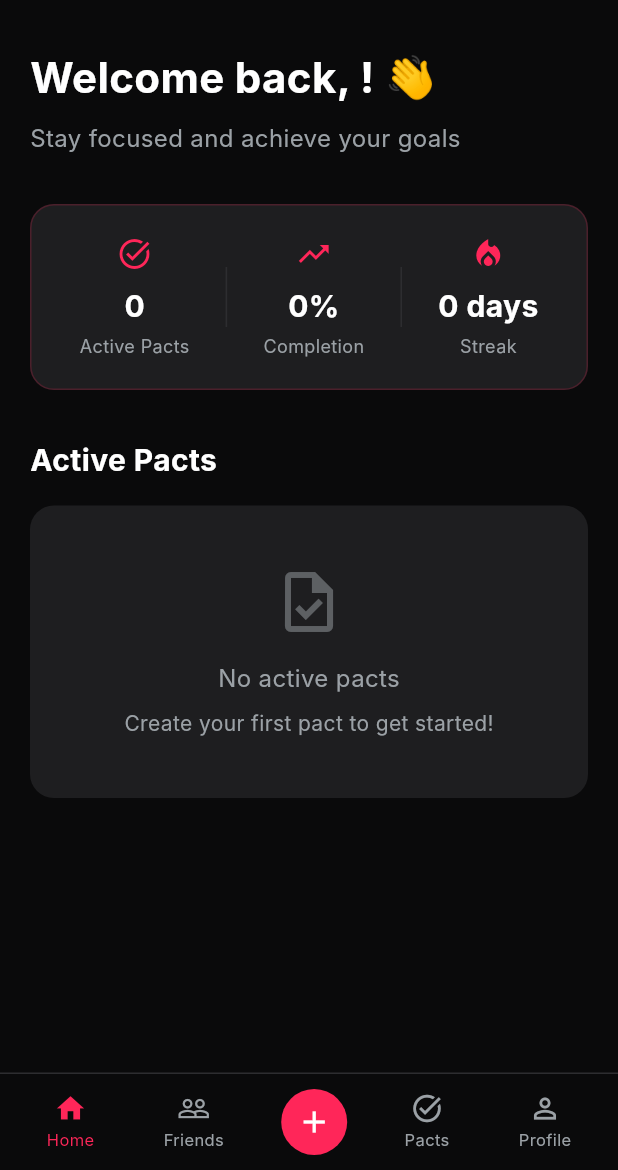
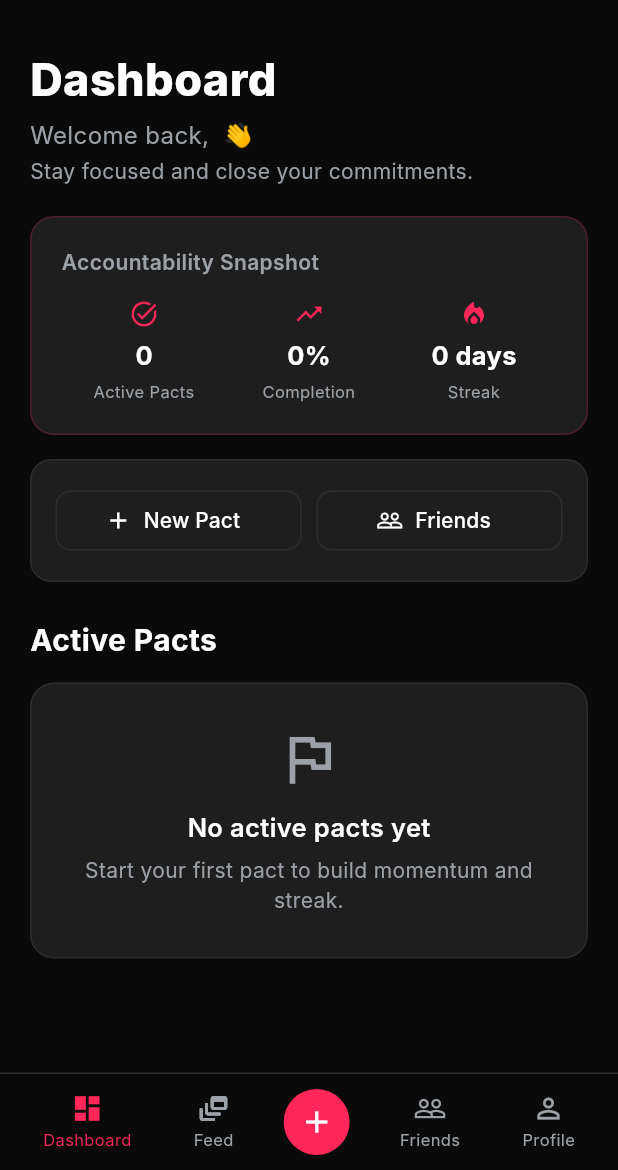
Before and after one commit to kevj-github/focusorelse, a Flutter app: the screen it shows once a user with an empty profile is signed in, on a phone screen of 412 x 824 dp, the part 66-1236 px from its top. Run offline on Flutter 3.47's test engine with Material 3 defaults, Android fonts, the phone set to English and light mode, and no system bars; our stand-ins replace cloud_firestore, firebase_auth, firebase_core, firebase_messaging, firebase_storage, flutter_dotenv and 2 more; accounts and stored records are empty; network calls fail; Roboto replaces fonts that are missing (Inter).

Commit message:
fixing unallignment

```diff
--- a/lib/screens/home/home_screen.dart
+++ b/lib/screens/home/home_screen.dart
@@ -76,7 +76,9 @@ class _HomeScreenState extends State<HomeScreen> {
                   : null,
             ),
             onPressed: () {
-              // TODO: Navigate to profile
+              setState(() {
+                _selectedIndex = 3;
+              });
             },
           ),
           const SizedBox(width: 8),
@@ -86,8 +88,8 @@ class _HomeScreenState extends State<HomeScreen> {
         index: _selectedIndex,
         children: [
           _buildDashboard(authProvider, pactProvider),
+          _buildFeedView(),
           _buildFriendsView(),
-          _buildPactsView(pactProvider),
           _buildProfileView(authProvider),
         ],
       ),
@@ -98,7 +100,7 @@ class _HomeScreenState extends State<HomeScreen> {
             _selectedIndex = index;
           });
         },
-        onCreateTap: () {
+        onPlusTap: () {
           ScaffoldMessenger.of(context).showSnackBar(
             const SnackBar(
               content: Text('Create pact feature coming soon!'),
@@ -120,61 +122,72 @@ class _HomeScreenState extends State<HomeScreen> {
       child: Column(
         crossAxisAlignment: CrossAxisAlignment.start,
         children: [
-          // Welcome message
-          Text(
-            'Welcome back, ${user?.displayName ?? user?.username ?? 'User'}! 👋',
-            style: const TextStyle(
-              fontSize: 28,
-              fontWeight: FontWeight.bold,
+          const Text(
+            'Dashboard',
+            style: TextStyle(
+              fontSize: 30,
+              fontWeight: FontWeight.w800,
               color: Colors.white,
             ),
           ),
-          const SizedBox(height: 8),
+          const SizedBox(height: 4),
+          Text(
+            'Welcome back, ${user?.displayName ?? user?.username ?? 'User'} 👋',
+            style: const TextStyle(
+              fontSize: 16,
+              color: AppColors.textSecondaryDark,
+            ),
+          ),
+          const SizedBox(height: 2),
           const Text(
-            'Stay focused and achieve your goals',
-            style: TextStyle(fontSize: 16, color: Color(0xFF9BA1A6)),
+            'Stay focused and close your commitments.',
+            style: TextStyle(fontSize: 14, color: AppColors.textSecondaryDark),
           ),
-          const SizedBox(height: 32),
+          const SizedBox(height: 20),
 
-          // Stats card
           Container(
             padding: const EdgeInsets.all(20),
             decoration: BoxDecoration(
-              color: const Color(0xFF1E1E20),
+              color: AppColors.darkSurface,
               borderRadius: BorderRadius.circular(16),
               border: Border.all(
-                color: const Color(0xFFFF2659).withValues(alpha: 0.2),
+                color: AppColors.primary.withValues(alpha: 0.2),
               ),
             ),
             child: Column(
+              crossAxisAlignment: CrossAxisAlignment.start,
               children: [
+                const Text(
+                  'Accountability Snapshot',
+                  style: TextStyle(
+                    fontSize: 14,
+                    fontWeight: FontWeight.w600,
+                    color: AppColors.textSecondaryDark,
+                  ),
+                ),
+                const SizedBox(height: 14),
                 Row(
-                  mainAxisAlignment: MainAxisAlignment.spaceAround,
                   children: [
-                    _buildStatItem(
+                    Expanded(
+                      child: _buildStatItem(
                         'Active Pacts',
                         activePacts.length.toString(),
                         Icons.task_alt,
                       ),
-                    Container(
-                      width: 1,
-                      height: 40,
-                      color: const Color(0xFF2D2D30),
                     ),
-                    _buildStatItem(
+                    Expanded(
+                      child: _buildStatItem(
                         'Completion',
                         '${(user?.stats.completionRate ?? 0).toStringAsFixed(0)}%',
                         Icons.trending_up,
                       ),
-                    Container(
-                      width: 1,
-                      height: 40,
-                      color: const Color(0xFF2D2D30),
                     ),
-                    _buildStatItem(
+                    Expanded(
+                      child: _buildStatItem(
                         'Streak',
                         '${user?.stats.currentStreak ?? 0} days',
                         Icons.local_fire_department,
+                      ),
                     ),
                   ],
                 ),
@@ -182,9 +195,63 @@ class _HomeScreenState extends State<HomeScreen> {
             ),
           ),
 
-          const SizedBox(height: 32),
+          const SizedBox(height: 16),
 
-          // Active pacts section
+          Container(
+            padding: const EdgeInsets.all(16),
+            decoration: BoxDecoration(
+              color: AppColors.darkSurface,
+              borderRadius: BorderRadius.circular(14),
+              border: Border.all(color: AppColors.darkBorder),
+            ),
+            child: Row(
+              children: [
+                Expanded(
+                  child: OutlinedButton.icon(
+                    onPressed: () {
+                      ScaffoldMessenger.of(context).showSnackBar(
+                        const SnackBar(
+                          content: Text('Create pact flow coming soon.'),
+                          backgroundColor: AppColors.primary,
+                        ),
+                      );
+                    },
+                    style: OutlinedButton.styleFrom(
+                      foregroundColor: Colors.white,
+                      side: const BorderSide(color: AppColors.darkBorder),
+                      shape: RoundedRectangleBorder(
+                        borderRadius: BorderRadius.circular(10),
+                      ),
+                    ),
+                    icon: const Icon(Icons.add),
+                    label: const Text('New Pact'),
+                  ),
+                ),
+                const SizedBox(width: 10),
+                Expanded(
+                  child: OutlinedButton.icon(
+                    onPressed: () {
+                      setState(() {
+                        _selectedIndex = 2;
+                      });
+                    },
+                    style: OutlinedButton.styleFrom(
+                      foregroundColor: Colors.white,
+                      side: const BorderSide(color: AppColors.darkBorder),
+                      shape: RoundedRectangleBorder(
+                        borderRadius: BorderRadius.circular(10),
+                      ),
+                    ),
+                    icon: const Icon(Icons.people_outline),
+                    label: const Text('Friends'),
+                  ),
+                ),
+              ],
+            ),
+          ),
+
+          const SizedBox(height: 24),
+
           Row(
             mainAxisAlignment: MainAxisAlignment.spaceBetween,
             children: [
@@ -200,42 +267,51 @@ class _HomeScreenState extends State<HomeScreen> {
                 TextButton(
                   onPressed: () {
                     setState(() {
-                      _selectedIndex = 2;
+                      _selectedIndex = 1;
                     });
                   },
                   child: const Text(
-                    'View All',
-                    style: TextStyle(color: Color(0xFFFF2659)),
+                    'Go to Feed',
+                    style: TextStyle(color: AppColors.primary),
                   ),
                 ),
             ],
           ),
-          const SizedBox(height: 16),
+          const SizedBox(height: 14),
 
           if (activePacts.isEmpty)
             Container(
-              padding: const EdgeInsets.all(40),
+              padding: const EdgeInsets.all(28),
               decoration: BoxDecoration(
-                color: const Color(0xFF1E1E20),
+                color: AppColors.darkSurface,
                 borderRadius: BorderRadius.circular(16),
+                border: Border.all(color: AppColors.darkBorder),
               ),
-              child: Center(
+              child: const Center(
                 child: Column(
                   children: [
                     Icon(
-                      Icons.task_outlined,
-                      size: 48,
-                      color: const Color(0xFF9BA1A6).withValues(alpha: 0.5),
+                      Icons.flag_outlined,
+                      size: 44,
+                      color: AppColors.textSecondaryDark,
                     ),
-                    const SizedBox(height: 16),
-                    const Text(
-                      'No active pacts',
-                      style: TextStyle(fontSize: 16, color: Color(0xFF9BA1A6)),
+                    SizedBox(height: 12),
+                    Text(
+                      'No active pacts yet',
+                      style: TextStyle(
+                        fontSize: 17,
+                        fontWeight: FontWeight.w600,
+                        color: Colors.white,
                       ),
-                    const SizedBox(height: 8),
-                    const Text(
-                      'Create your first pact to get started!',
-                      style: TextStyle(fontSize: 14, color: Color(0xFF9BA1A6)),
+                    ),
+                    SizedBox(height: 6),
+                    Text(
+                      'Start your first pact to build momentum and streak.',
+                      textAlign: TextAlign.center,
+                      style: TextStyle(
+                        fontSize: 14,
+                        color: AppColors.textSecondaryDark,
+                      ),
                     ),
                   ],
                 ),
@@ -245,8 +321,12 @@ class _HomeScreenState extends State<HomeScreen> {
             ...activePacts.take(3).map((pact) => _buildPactCard(pact)),
 
           if (pactsToVerify.isNotEmpty) ...[
-            const SizedBox(height: 32),
-            const Text(
+            const SizedBox(height: 26),
+            const Row(
+              children: [
+                Icon(Icons.verified_outlined, color: AppColors.primary),
+                SizedBox(width: 8),
+                Text(
                   'Pending Verifications',
                   style: TextStyle(
                     fontSize: 20,
@@ -254,7 +334,9 @@ class _HomeScreenState extends State<HomeScreen> {
                     color: Colors.white,
                   ),
                 ),
-            const SizedBox(height: 16),
+              ],
+            ),
+            const SizedBox(height: 14),
             ...pactsToVerify
                 .take(3)
                 .map((pact) => _buildPactCard(pact, isVerification: true)),
@@ -267,12 +349,12 @@ class _HomeScreenState extends State<HomeScreen> {
   Widget _buildStatItem(String label, String value, IconData icon) {
     return Column(
       children: [
-        Icon(icon, color: const Color(0xFFFF2659), size: 24),
-        const SizedBox(height: 8),
+        Icon(icon, color: AppColors.primary, size: 20),
+        const SizedBox(height: 6),
         Text(
           value,
           style: const TextStyle(
-            fontSize: 20,
+            fontSize: 17,
             fontWeight: FontWeight.bold,
             color: Colors.white,
           ),
@@ -280,7 +362,11 @@ class _HomeScreenState extends State<HomeScreen> {
         const SizedBox(height: 4),
         Text(
           label,
-          style: const TextStyle(fontSize: 12, color: Color(0xFF9BA1A6)),
+          textAlign: TextAlign.center,
+          style: const TextStyle(
+            fontSize: 11,
+            color: AppColors.textSecondaryDark,
+          ),
         ),
       ],
     );
@@ -291,12 +377,12 @@ class _HomeScreenState extends State<HomeScreen> {
       margin: const EdgeInsets.only(bottom: 12),
       padding: const EdgeInsets.all(16),
       decoration: BoxDecoration(
-        color: const Color(0xFF1E1E20),
+        color: AppColors.darkSurface,
         borderRadius: BorderRadius.circular(12),
         border: Border.all(
           color: isVerification
-              ? const Color(0xFFFF2659).withValues(alpha: 0.3)
-              : const Color(0xFF2D2D30),
+              ? AppColors.primary.withValues(alpha: 0.3)
+              : AppColors.darkBorder,
         ),
       ),
       child: Column(
@@ -321,7 +407,7 @@ class _HomeScreenState extends State<HomeScreen> {
                     vertical: 4,
                   ),
                   decoration: BoxDecoration(
-                    color: const Color(0xFFFF2659).withValues(alpha: 0.2),
+                    color: AppColors.primary.withValues(alpha: 0.2),
                     borderRadius: BorderRadius.circular(6),
                   ),
                   child: const Text(
@@ -329,7 +415,7 @@ class _HomeScreenState extends State<HomeScreen> {
                     style: TextStyle(
                       fontSize: 10,
                       fontWeight: FontWeight.bold,
-                      color: Color(0xFFFF2659),
+                      color: AppColors.primary,
                     ),
                   ),
                 ),
@@ -338,15 +424,19 @@ class _HomeScreenState extends State<HomeScreen> {
           const SizedBox(height: 8),
           Row(
             children: [
-              const Icon(Icons.schedule, size: 14, color: Color(0xFF9BA1A6)),
+              const Icon(
+                Icons.schedule,
+                size: 14,
+                color: AppColors.textSecondaryDark,
+              ),
               const SizedBox(width: 4),
               Text(
                 pact.timeRemainingFormatted,
                 style: TextStyle(
                   fontSize: 14,
                   color: pact.isOverdue
-                      ? const Color(0xFFFF2659)
-                      : const Color(0xFF9BA1A6),
+                      ? AppColors.primary
+                      : AppColors.textSecondaryDark,
                 ),
               ),
             ],
@@ -356,10 +446,10 @@ class _HomeScreenState extends State<HomeScreen> {
     );
   }
 
-  Widget _buildPactsView(PactProvider pactProvider) {
+  Widget _buildFeedView() {
     return const Center(
       child: Text(
-        'Pacts View - Coming Soon',
+        'Feed View - Coming Soon',
         style: TextStyle(color: Colors.white, fontSize: 18),
       ),
     );
@@ -383,12 +473,16 @@ class _HomeScreenState extends State<HomeScreen> {
         children: [
           CircleAvatar(
             radius: 50,
-            backgroundColor: const Color(0xFF1E1E20),
+            backgroundColor: AppColors.darkSurface,
             backgroundImage: user?.profilePictureUrl != null
                 ? NetworkImage(user!.profilePictureUrl!)
                 : null,
             child: user?.profilePictureUrl == null
-                ? const Icon(Icons.person, size: 50, color: Color(0xFF9BA1A6))
+                ? const Icon(
+                    Icons.person,
+                    size: 50,
+                    color: AppColors.textSecondaryDark,
+                  )
                 : null,
           ),
           const SizedBox(height: 16),
@@ -403,7 +497,10 @@ class _HomeScreenState extends State<HomeScreen> {
           const SizedBox(height: 4),
           Text(
             user?.email ?? '',
-            style: const TextStyle(fontSize: 14, color: Color(0xFF9BA1A6)),
+            style: const TextStyle(
+              fontSize: 14,
+              color: AppColors.textSecondaryDark,
+            ),
           ),
           const SizedBox(height: 32),
           ElevatedButton.icon(
@@ -411,7 +508,7 @@ class _HomeScreenState extends State<HomeScreen> {
               await authProvider.signOut();
             },
             style: ElevatedButton.styleFrom(
-              backgroundColor: const Color(0xFFFF2659),
+              backgroundColor: AppColors.primary,
               foregroundColor: Colors.white,
               padding: const EdgeInsets.symmetric(horizontal: 24, vertical: 12),
               shape: RoundedRectangleBorder(
--- a/lib/widgets/navigation/bottom_nav_bar.dart
+++ b/lib/widgets/navigation/bottom_nav_bar.dart
@@ -6,12 +6,12 @@ class AppBottomNavBar extends StatelessWidget {
     super.key,
     required this.selectedIndex,
     required this.onTabSelected,
-    required this.onCreateTap,
+    required this.onPlusTap,
   });
 
   final int selectedIndex;
   final ValueChanged<int> onTabSelected;
-  final VoidCallback onCreateTap;
+  final VoidCallback onPlusTap;
 
   @override
   Widget build(BuildContext context) {
@@ -27,21 +27,21 @@ class AppBottomNavBar extends StatelessWidget {
           mainAxisAlignment: MainAxisAlignment.spaceAround,
           children: [
             _NavItem(
-              icon: Icons.home_outlined,
-              activeIcon: Icons.home,
-              label: 'Home',
+              icon: Icons.dashboard_outlined,
+              activeIcon: Icons.dashboard,
+              label: 'Dashboard',
               selected: selectedIndex == 0,
               onTap: () => onTabSelected(0),
             ),
             _NavItem(
-              icon: Icons.people_outline,
-              activeIcon: Icons.people,
-              label: 'Friends',
+              icon: Icons.dynamic_feed_outlined,
+              activeIcon: Icons.dynamic_feed,
+              label: 'Feed',
               selected: selectedIndex == 1,
               onTap: () => onTabSelected(1),
             ),
             InkWell(
-              onTap: onCreateTap,
+              onTap: onPlusTap,
               borderRadius: BorderRadius.circular(20),
               child: Container(
                 width: 44,
@@ -54,9 +54,9 @@ class AppBottomNavBar extends StatelessWidget {
               ),
             ),
             _NavItem(
-              icon: Icons.task_alt_outlined,
-              activeIcon: Icons.task_alt,
-              label: 'Pacts',
+              icon: Icons.people_outline,
+              activeIcon: Icons.people,
+              label: 'Friends',
               selected: selectedIndex == 2,
               onTap: () => onTabSelected(2),
             ),
```
Also changed, not shown: 1 other file. Lines whose indentation alone changed are shown as unchanged.
